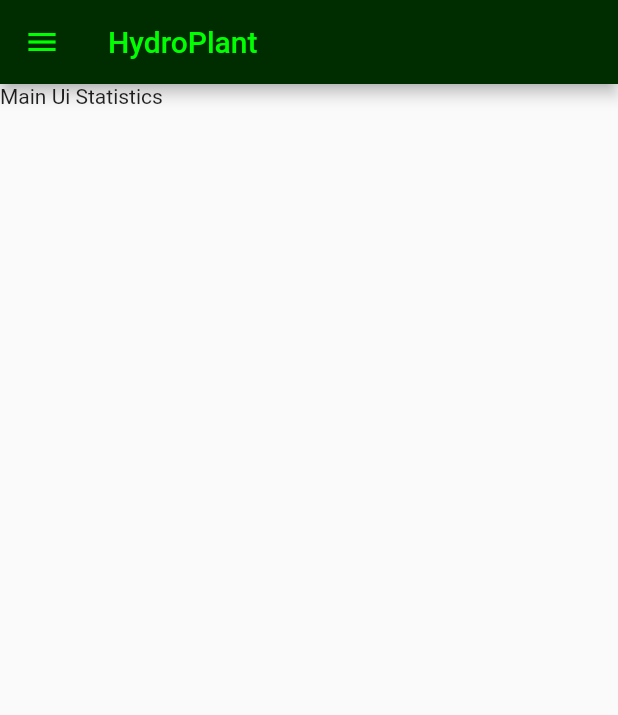
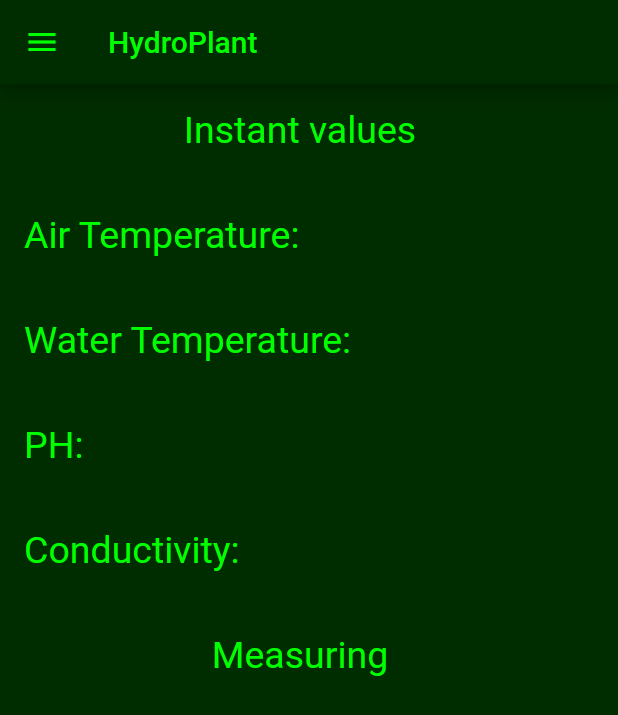
Before and after one commit to GersonCJ/PlantArmApp, a Flutter app: the MainUiView screen opened by its route, on a phone screen of 412 x 824 dp. Shown: the top 715 px of the screen. Run offline on Flutter 3.47's test engine with Material 2 defaults, Android fonts, the phone set to English and light mode, and no system bars; our stand-ins replace firebase_auth, firebase_core; accounts and stored records are empty; generated files the repository leaves out were written again.

Commit message:
Populating MainUi Statistics View and fixing problems of MainUi Settings View

```diff
--- a/Flutter/PlantArm/plantarmapp/lib/support_widgets/side_bar_leading.dart
+++ b/Flutter/PlantArm/plantarmapp/lib/support_widgets/side_bar_leading.dart
@@ -1,6 +1,5 @@
 import 'package:flutter/material.dart';
-import 'dart:developer' show log;
-import 'package:get/get.dart';
+
 
 class SideBar extends StatelessWidget {
   const SideBar({super.key});
--- a/Flutter/PlantArm/plantarmapp/lib/view/login_view.dart
+++ b/Flutter/PlantArm/plantarmapp/lib/view/login_view.dart
@@ -18,7 +18,6 @@ class _LoginViewState extends State<LoginView> {
 
   @override
   void initState() {
-    // TODO: implement initState
     _email = TextEditingController();
     _password = TextEditingController();
     super.initState();
@@ -26,7 +25,6 @@ class _LoginViewState extends State<LoginView> {
 
   @override
   void dispose() {
-    // TODO: implement dispose
     _email.dispose();
     _password.dispose();
     super.dispose();
--- a/Flutter/PlantArm/plantarmapp/lib/view/main_ui_settings_view.dart
+++ b/Flutter/PlantArm/plantarmapp/lib/view/main_ui_settings_view.dart
@@ -12,7 +12,6 @@ class MainUiSettingsView extends StatefulWidget {
 class _MainUiSettingsViewState extends State<MainUiSettingsView> {
 
   late final TextEditingController _temperature;
-  late final TextEditingController _luminosity;
   late final TextEditingController _ph1;
   late final TextEditingController _ph2;
   late final TextEditingController _conductivity1;
@@ -21,7 +20,6 @@ class _MainUiSettingsViewState extends State<MainUiSettingsView> {
   @override
   void initState() {
     _temperature = TextEditingController();
-    _luminosity = TextEditingController();
     _ph1 = TextEditingController();
     _ph2 = TextEditingController();
     _conductivity1 = TextEditingController();
@@ -31,12 +29,11 @@ class _MainUiSettingsViewState extends State<MainUiSettingsView> {
 
   @override
   void dispose() {
-     _temperature = TextEditingController();
-    _luminosity = TextEditingController();
-    _ph1 = TextEditingController();
-    _ph2 = TextEditingController();
-    _conductivity1 = TextEditingController();
-    _conductivity2 = TextEditingController();
+     _temperature.dispose();
+    _ph1.dispose();
+    _ph2.dispose();
+    _conductivity1.dispose();
+    _conductivity2.dispose();
     super.dispose();
   }
 
--- a/Flutter/PlantArm/plantarmapp/lib/view/main_ui_view.dart
+++ b/Flutter/PlantArm/plantarmapp/lib/view/main_ui_view.dart
@@ -19,7 +19,120 @@ class _MainUiViewState extends State<MainUiView> {
         foregroundColor: const Color.fromARGB(255, 0, 255, 0),
 
       ),
-      body: const Text('Main Ui Statistics'),
+      backgroundColor: const Color.fromARGB(255, 0, 45, 0),
+      body:
+        Column(
+          children: const [
+            SizedBox(
+              height: 70,
+              width: 400,
+              child:
+                Padding(
+                  padding:
+                    EdgeInsets.fromLTRB(0, 16, 0, 16),
+                  child:
+                    Text(
+                      'Instant values',
+                      style: TextStyle(
+                          color: Color.fromARGB(255, 0, 255, 0),
+                          fontSize: 25,
+                      ),
+                      textAlign: TextAlign.center,
+                    ),
+                ),
+            ),
+            SizedBox(
+              height: 70,
+              width: 400,
+              child:
+                Padding(
+                  padding:
+                    EdgeInsets.all(16),
+                  child:
+                    Text(
+                      'Air Temperature: ',
+                      style: TextStyle(
+                          color: Color.fromARGB(255, 0, 255, 0),
+                          fontSize: 25,
+                      ),
+                      textAlign: TextAlign.left,
+                    ),
+                ),
+            ),
+            SizedBox(
+              height: 70,
+              width: 400,
+              child:
+                Padding(
+                  padding:
+                    EdgeInsets.all(16),
+                  child:
+                    Text(
+                      'Water Temperature: ',
+                      style: TextStyle(
+                          color: Color.fromARGB(255, 0, 255, 0),
+                          fontSize: 25,
+                      ),
+                      textAlign: TextAlign.left,
+                    ),
+                ),
+            ),
+            SizedBox(
+              height: 70,
+              width: 400,
+              child:
+                Padding(
+                  padding:
+                    EdgeInsets.all(16),
+                  child:
+                    Text(
+                      'PH:  ',
+                      style: TextStyle(
+                          color: Color.fromARGB(255, 0, 255, 0),
+                          fontSize: 25,
+                      ),
+                      textAlign: TextAlign.left,
+                    ),
+                ),
+            ),
+            SizedBox(
+              height: 70,
+              width: 400,
+              child:
+                Padding(
+                  padding:
+                    EdgeInsets.all(16),
+                  child:
+                    Text(
+                      'Conductivity: ',
+                      style: TextStyle(
+                          color: Color.fromARGB(255, 0, 255, 0),
+                          fontSize: 25,
+                      ),
+                      textAlign: TextAlign.left,
+                    ),
+                ),
+            ),
+            SizedBox(
+              height: 70,
+              width: 400,
+              child:
+                Padding(
+                  padding:
+                    EdgeInsets.fromLTRB(0, 16, 0, 16),
+                  child:
+                    Text(
+                      'Measuring',
+                      style: TextStyle(
+                          color: Color.fromARGB(255, 0, 255, 0),
+                          fontSize: 25,
+                      ),
+                      textAlign: TextAlign.center,
+                    ),
+                ),
+            ),
+          ],
+        ),
 
     );
   }
--- a/Flutter/PlantArm/plantarmapp/pubspec.yaml
+++ b/Flutter/PlantArm/plantarmapp/pubspec.yaml
@@ -39,6 +39,7 @@ dependencies:
   firebase_analytics: ^9.3.2
   intl: ^0.17.0
   get: ^4.6.5
+  graphic: ^1.0.0
 
 dev_dependencies:
   flutter_test:
```
Also changed, not shown: Flutter/PlantArm/plantarmapp/pubspec.lock, 1 other file.
